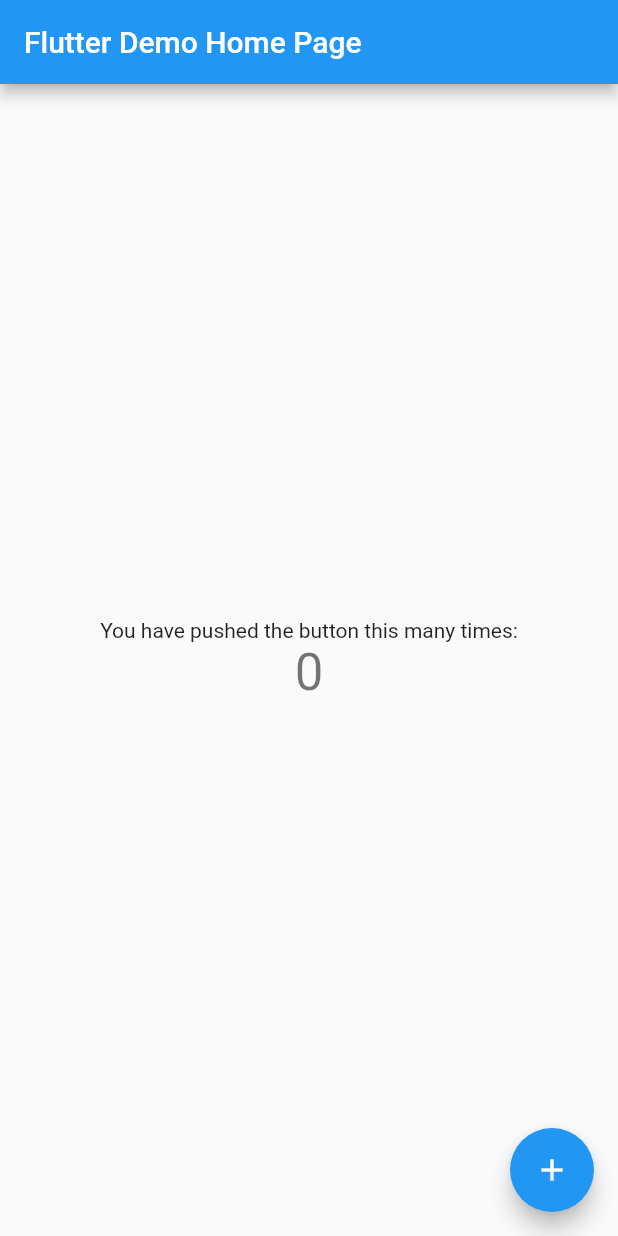
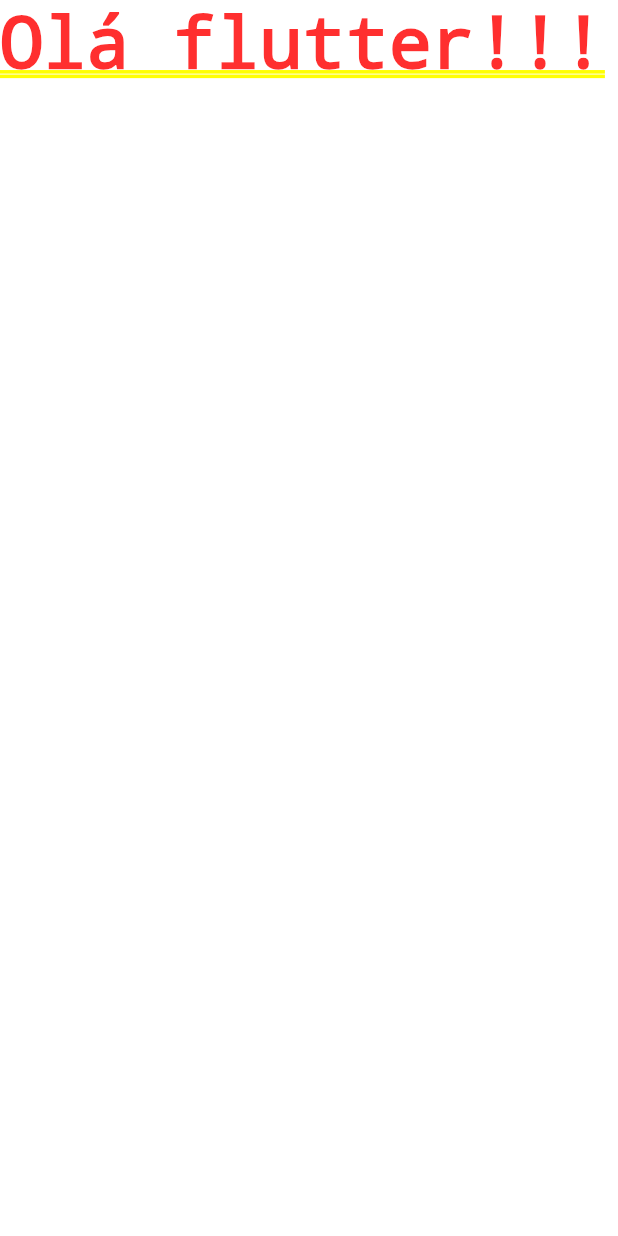
Before and after one commit to juniorlatalisa/cod3r_flutter, a Flutter app: the screen it shows after launch, on a phone screen of 412 x 824 dp. Run offline on Flutter 3.47's test engine with Material 2 defaults, Android fonts, the phone set to English and light mode, and no system bars.

Commit message:
Noções básicas de Flutter: Construindo o Primeiro Widget #02

```diff
--- a/curso_flutter/projeto_perguntas/lib/main.dart
+++ b/curso_flutter/projeto_perguntas/lib/main.dart
@@ -1,66 +1,14 @@
 import 'package:flutter/material.dart';
 
 void main() {
-  runApp(MyApp());
+  runApp(PerguntaApp());
 }
 
-class MyApp extends StatelessWidget {
+class PerguntaApp extends StatelessWidget {
   @override
   Widget build(BuildContext context) {
     return MaterialApp(
-      title: 'Flutter Demo',
-      theme: ThemeData(
-        primarySwatch: Colors.blue,
-        visualDensity: VisualDensity.adaptivePlatformDensity,
-      ),
-      home: MyHomePage(title: 'Flutter Demo Home Page'),
+      home: Text('Olá flutter!!!'),
     );
   }
 }
-
-class MyHomePage extends StatefulWidget {
-  MyHomePage({Key key, this.title}) : super(key: key);
-
-  final String title;
-
-  @override
-  _MyHomePageState createState() => _MyHomePageState();
-}
-
-class _MyHomePageState extends State<MyHomePage> {
-  int _counter = 0;
-
-  void _incrementCounter() {
-    setState(() {
-      _counter++;
-    });
-  }
-
-  @override
-  Widget build(BuildContext context) {
-    return Scaffold(
-      appBar: AppBar(
-        title: Text(widget.title),
-      ),
-      body: Center(
-        child: Column(
-          mainAxisAlignment: MainAxisAlignment.center,
-          children: <Widget>[
-            Text(
-              'You have pushed the button this many times:',
-            ),
-            Text(
-              '$_counter',
-              style: Theme.of(context).textTheme.headline4,
-            ),
-          ],
-        ),
-      ),
-      floatingActionButton: FloatingActionButton(
-        onPressed: _incrementCounter,
-        tooltip: 'Increment',
-        child: Icon(Icons.add),
-      ),
-    );
-  }
-}
```
Also changed, not shown: 1 other file.
